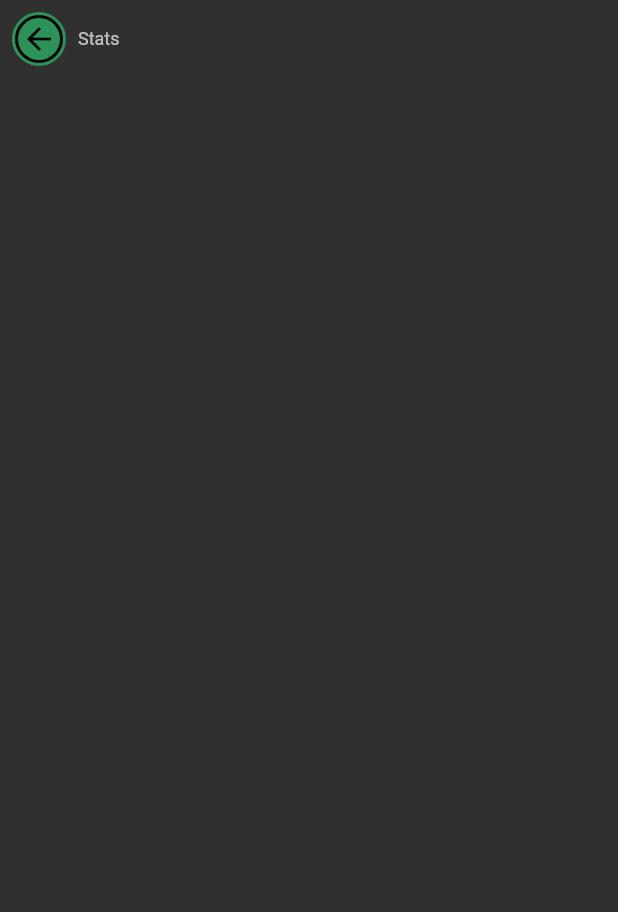
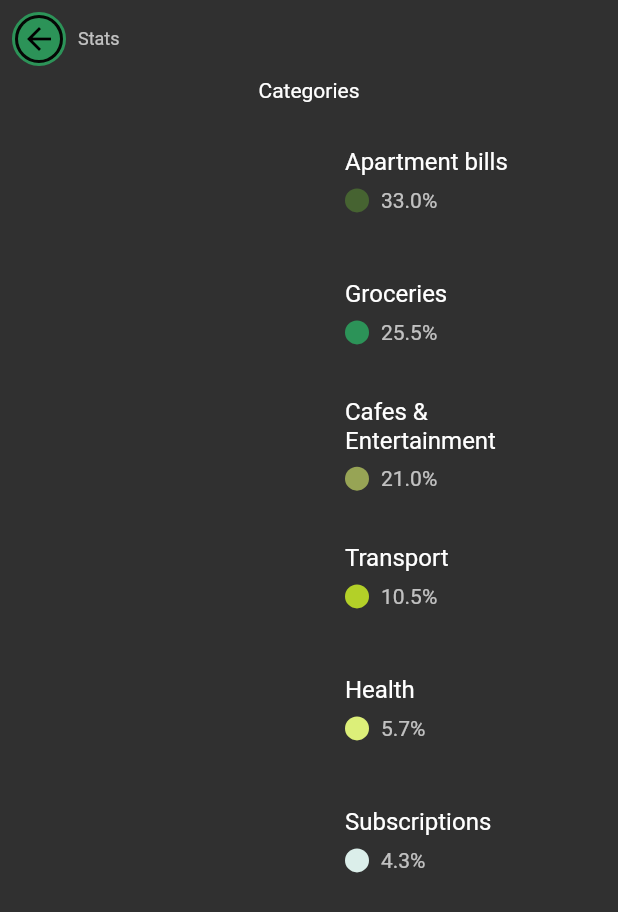
Before and after one commit to adnanjpg/my_finance_demo, a Flutter app: the screen it shows after launch, on a phone screen of 412 x 824 dp. Shown: the top 912 px of the screen. Run offline on Flutter 3.47's test engine with Material 2 defaults, Android fonts, the phone set to English and light mode, and no system bars.

Commit message:
categories titles

```diff
--- /dev/null
+++ b/lib/categories_widget.dart
@@ -0,0 +1,124 @@
+import 'package:flutter/material.dart';
+import 'package:my_finance_demo/utils/utils.dart';
+
+class CategoryModel {
+  final String title;
+  final double percentage;
+  final Color color;
+
+  const CategoryModel({
+    required this.title,
+    required this.percentage,
+    required this.color,
+  });
+}
+
+const _categories = [
+  CategoryModel(
+    title: 'Apartment bills',
+    percentage: 33,
+    color: ColorTable.clrs_4,
+  ),
+  CategoryModel(
+    title: 'Groceries',
+    percentage: 25.5,
+    color: ColorTable.clrs_5,
+  ),
+  CategoryModel(
+    title: 'Cafes & Entertainment',
+    percentage: 21,
+    color: ColorTable.clrs_2,
+  ),
+  CategoryModel(
+    title: 'Transport',
+    percentage: 10.5,
+    color: ColorTable.clrs_3,
+  ),
+  CategoryModel(
+    title: 'Health',
+    percentage: 5.7,
+    color: ColorTable.clrs_1,
+  ),
+  CategoryModel(
+    title: 'Subscriptions',
+    percentage: 4.3,
+    color: ColorTable.clrs_6,
+  ),
+];
+
+class CategoriesWidget extends StatelessWidget {
+  const CategoriesWidget({Key? key}) : super(key: key);
+
+  @override
+  Widget build(BuildContext context) {
+    return Column(
+      children: [
+        const Text('Categories'),
+        Container(
+          margin: const EdgeInsets.all(defPaddingSize),
+          child: Row(
+            children: const [
+              _CategoriesGraph(),
+              _CategoriesTitles(),
+            ]
+                .map(
+                  (e) => Expanded(child: e),
+                )
+                .toList()
+                .joinWidgetList(
+                  (index) => const SizedBox(width: defPaddingSize),
+                ),
+          ),
+        ),
+      ],
+    );
+  }
+}
+
+class _CategoriesGraph extends StatelessWidget {
+  const _CategoriesGraph({Key? key}) : super(key: key);
+
+  @override
+  Widget build(BuildContext context) {
+    return Container();
+  }
+}
+
+class _CategoriesTitles extends StatelessWidget {
+  const _CategoriesTitles({Key? key}) : super(key: key);
+
+  @override
+  Widget build(BuildContext context) {
+    return Column(
+      children: [
+        for (final category in _categories)
+          Container(
+            margin: const EdgeInsets.only(bottom: defPaddingSize),
+            child: ListTile(
+              title: Text(category.title),
+              subtitle: Container(
+                margin: const EdgeInsets.only(top: halfDefPaddingSize),
+                child: Row(
+                  children: [
+                    Container(
+                      width: defPaddingSize,
+                      height: defPaddingSize,
+                      decoration: BoxDecoration(
+                        color: category.color,
+                        borderRadius: BorderRadius.circular(defPaddingSize),
+                      ),
+                    ),
+                    Text(
+                      category.percentage.toStringAsFixed(1) + '%',
+                    ),
+                  ].joinWidgetList(
+                    (index) => const SizedBox(width: halfDefPaddingSize),
+                  ),
+                ),
+              ),
+            ),
+          ),
+      ],
+    );
+  }
+}
--- a/lib/home.dart
+++ b/lib/home.dart
@@ -1,4 +1,5 @@
 import 'package:flutter/material.dart';
+import 'package:my_finance_demo/categories_widget.dart';
 
 import 'home_appbar.dart';
 
@@ -9,6 +10,11 @@ class Home extends StatelessWidget {
   Widget build(BuildContext context) {
     return Scaffold(
       appBar: const HomeAppBar(),
+      body: ListView(
+        children: const [
+          CategoriesWidget(),
+        ],
+      ),
     );
   }
 }
```
